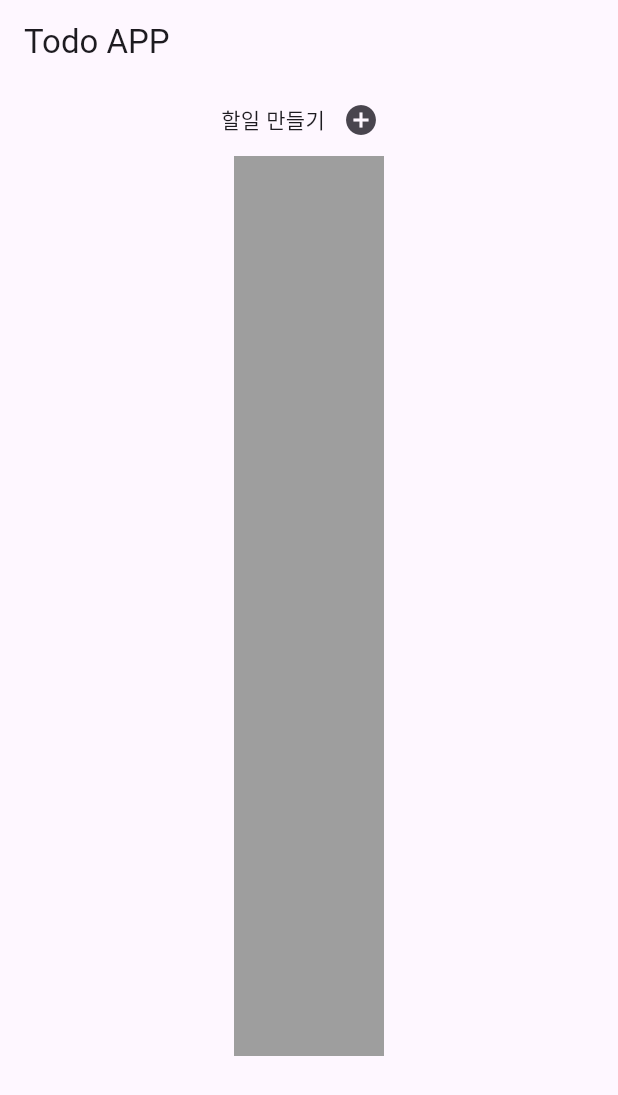
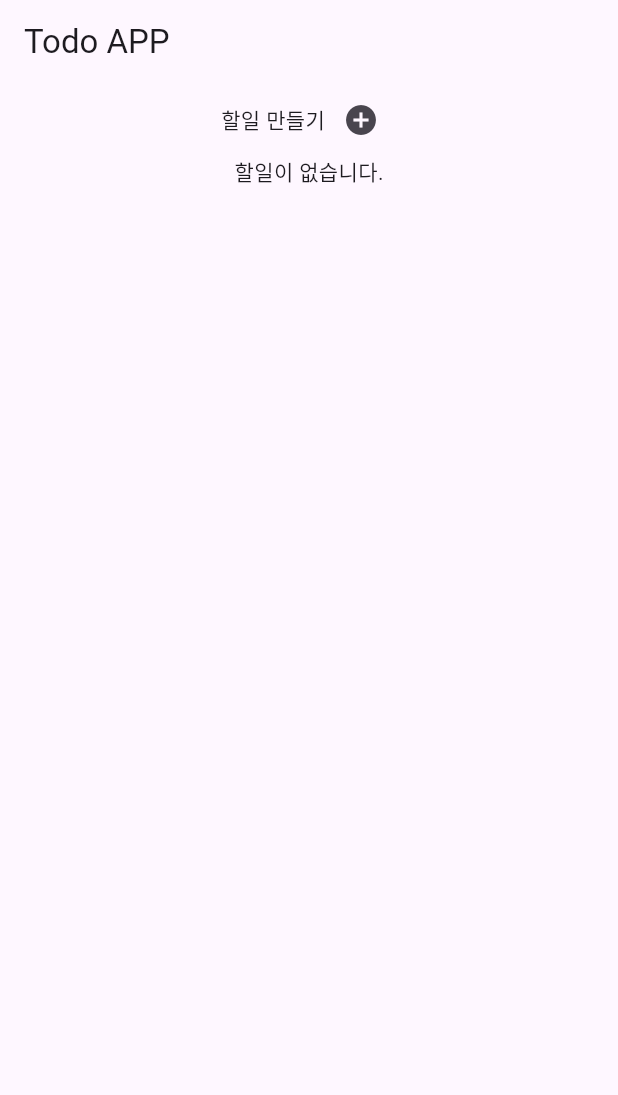
Before and after one commit to se-ni/Kroffle_Todo_Practice, a Flutter app: the screen it shows after launch, on a phone screen of 412 x 824 dp. Shown: the top 1095 px of the screen. Run offline on Flutter 3.47's test engine with Material 3 defaults, Android fonts, the phone set to English and light mode, and no system bars; our stand-ins replace get.

Commit message:
listview 써서 task 출력하기 (구현중)

```diff
--- a/todo_practice/lib/route/todo_list/todo_list_route.dart
+++ b/todo_practice/lib/route/todo_list/todo_list_route.dart
@@ -1,5 +1,6 @@
 import 'package:flutter/material.dart';
 import 'package:get/get.dart';
+import 'package:todo_practice/model/task_model.dart';
 import 'package:todo_practice/route/todo_list/todo_list_route_controller.dart';
 import 'package:todo_practice/route/todo_list/widgets/todo_list_widget.dart';
 
@@ -21,6 +22,7 @@ class _TodoListRouteState extends State<TodoListRoute> {
   Widget build(BuildContext context) {
     return GetBuilder<TodoListRouteController>(
       builder: (controller) {
+        List<TaskModel> tasks = controller.tasks; // tasks 리스트 가져오기
         return Scaffold(
           appBar: AppBar(
             title: const Text('Todo APP'),
@@ -43,16 +45,22 @@ class _TodoListRouteState extends State<TodoListRoute> {
                           ),
                         );
                       },
-                        icon: const Icon(Icons.add_circle)),
+                      icon: const Icon(Icons.add_circle),
+                    ),
                   ],
                 ),
-                Container(
-                  decoration: const BoxDecoration(
-                    color: Colors.grey,
-                  ),
-                  width: 100,
-                  height: 600,
-                ),
+                if (tasks.isEmpty) const Text('할일이 없습니다.'),
+                if (tasks.isNotEmpty)
+                  ListView.builder(
+                      itemCount: tasks.length,
+                      itemBuilder: (context, index) {
+                        final task = tasks[index];
+                        return ListTile(
+                            title: Text(task.title),
+                            subtitle: task.detail != null
+                                ? Text(task.detail!)
+                                : const Text('s'));
+                      })
               ],
             ),
           ),
--- a/todo_practice/lib/route/todo_list/todo_list_route_controller.dart
+++ b/todo_practice/lib/route/todo_list/todo_list_route_controller.dart
@@ -9,10 +9,4 @@ class TodoListRouteController extends GetxController {
     tasks.add(newTask); // 새로운 할 일 리스트에 추가
     update();
   }
-
-  // void onClickAddButton() {
-  //   isClicked = !isClicked;
-  //   print(isClicked);
-  //   update();
-  // }
 }
--- a/todo_practice/lib/route/todo_list/widgets/todo_list_widget.dart
+++ b/todo_practice/lib/route/todo_list/widgets/todo_list_widget.dart
@@ -93,13 +93,11 @@ class _TodoListWidgetState extends State<TodoListWidget> {
                     String title = titleController.text;
                     String detail = titleController.text;
 
-                    controller.onClickSaveButton();
                     controller.createTask(title, detail);
-
                     controller.addTasktoList();
 
                     // 저장됨
-                    // print(controller.todoListRouteController.tasks[0].title);
+                    print(controller.todoListRouteController.tasks[0].title);
 
                     // Get.back(); 적용 안됨
                     Navigator.of(context).pop();
```
Also changed, not shown: todo_practice/lib/route/todo_list/widgets/todo_list_widget_controller.dart (+0 -9 lines). Lines whose indentation alone changed are shown as unchanged.
